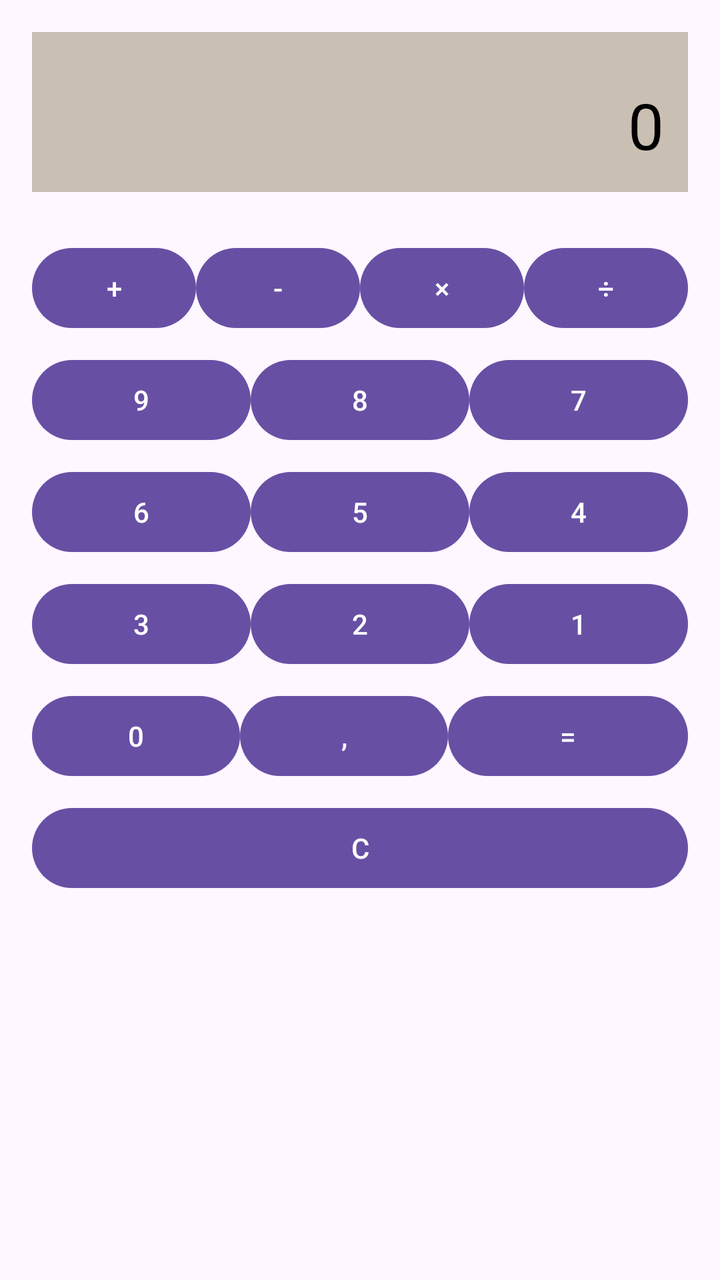
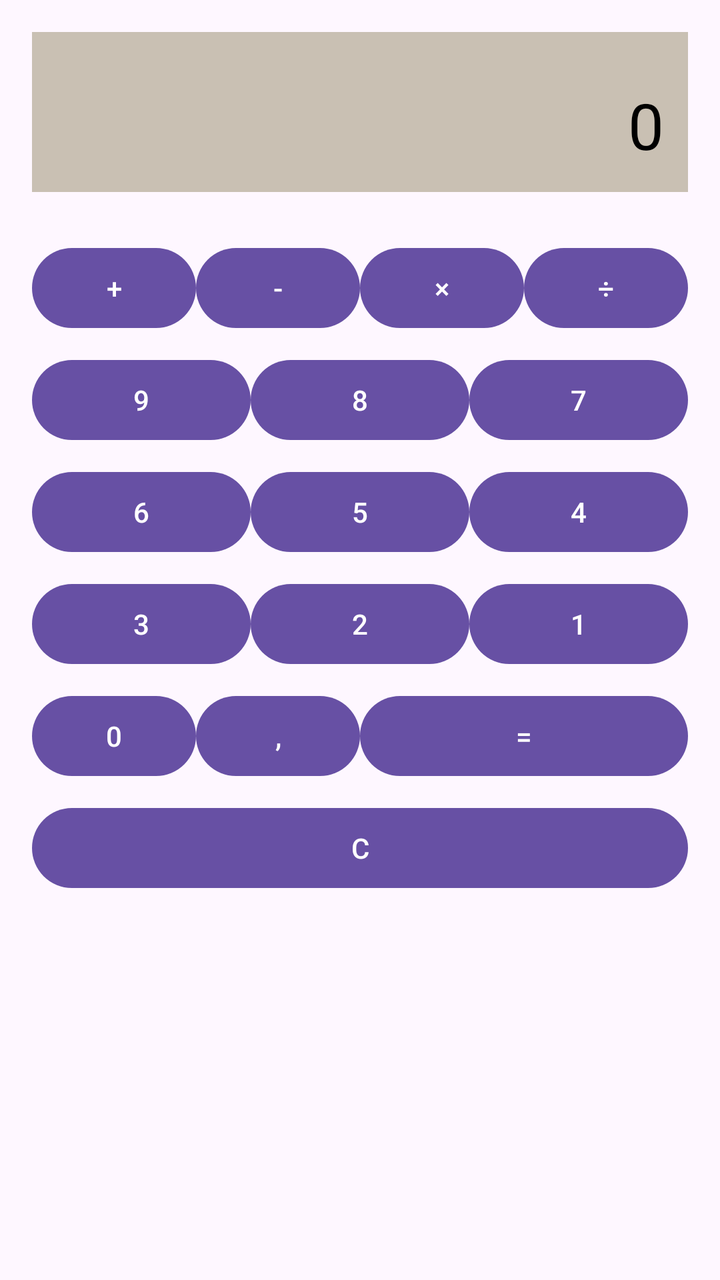

Screens rendered from an Android XML layout before and after an edit, with the pre-edit source and the edit as a unified diff.
<!-- AndroidManifest.xml: application theme Theme._11_10 -->
<!-- res/layout/activity_main.xml -->
<?xml version="1.0" encoding="utf-8"?>
<LinearLayout xmlns:android="http://schemas.android.com/apk/res/android"
    xmlns:tools="http://schemas.android.com/tools"
    android:id="@+id/main"
    android:layout_width="match_parent"
    android:layout_height="match_parent"
    android:orientation="vertical"
    android:padding="16dp"
    tools:context=".MainActivity">

    <TextView
        android:id="@+id/tvTitle"
        android:layout_width="match_parent"
        android:layout_height="80dp"
        android:background="#c9c0b3"
        android:gravity="bottom|right"
        android:padding="12dp"
        android:text="0"
        android:textColor="#000000"
        android:textSize="32sp" />

    <LinearLayout
        android:id="@+id/rowTop"
        android:layout_width="match_parent"
        android:layout_height="wrap_content"
        android:layout_marginTop="16dp"
        android:orientation="vertical">

        <LinearLayout
            android:id="@+id/rowTop"
            android:layout_width="match_parent"
            android:layout_height="wrap_content"
            android:layout_marginTop="8dp"
            android:orientation="horizontal">

            <Button
                android:id="@+id/btnA"
                android:layout_width="wrap_content"
                android:layout_height="wrap_content"
                android:layout_weight="1"
                android:text="+" />

            <Button
                android:id="@+id/btnB"
                android:layout_width="wrap_content"
                android:layout_height="wrap_content"
                android:layout_weight="1"
                android:text="-" />

            <Button
                android:id="@+id/btnC"
                android:layout_width="wrap_content"
                android:layout_height="wrap_content"
                android:layout_weight="1"
                android:text="×" />
            <Button
                android:id="@+id/btnC"
                android:layout_width="wrap_content"
                android:layout_height="wrap_content"
                android:layout_weight="1"
                android:text="÷" />
        </LinearLayout>

        <LinearLayout
            android:id="@+id/rowTop"
            android:layout_width="match_parent"
            android:layout_height="wrap_content"
            android:layout_marginTop="8dp"
            android:orientation="horizontal">

            <Button
                android:id="@+id/btnA"
                android:layout_width="wrap_content"
                android:layout_height="wrap_content"
                android:layout_weight="1"
                android:text="9" />

            <Button
                android:id="@+id/btnB"
                android:layout_width="wrap_content"
                android:layout_height="wrap_content"
                android:layout_weight="1"
                android:text="8" />

            <Button
                android:id="@+id/btnC"
                android:layout_width="wrap_content"
                android:layout_height="wrap_content"
                android:layout_weight="1"
                android:text="7" />
        </LinearLayout>

        <LinearLayout
            android:id="@+id/rowBottom"
            android:layout_width="match_parent"
            android:layout_height="wrap_content"
            android:layout_marginTop="8dp"
            android:orientation="horizontal">

            <Button
                android:id="@+id/btnD"
                android:layout_width="wrap_content"
                android:layout_height="wrap_content"
                android:layout_weight="1"
                android:text="6" />

            <Button
                android:id="@+id/btnE"
                android:layout_width="wrap_content"
                android:layout_height="wrap_content"
                android:layout_weight="1"
                android:text="5" />

            <Button
                android:id="@+id/btnF"
                android:layout_width="wrap_content"
                android:layout_height="wrap_content"
                android:layout_weight="1"
                android:text="4" />
        </LinearLayout>
        <LinearLayout
            android:id="@+id/rowTop"
            android:layout_width="match_parent"
            android:layout_height="wrap_content"
            android:layout_marginTop="8dp"
            android:orientation="horizontal">

            <Button
                android:id="@+id/btnA"
                android:layout_width="wrap_content"
                android:layout_height="wrap_content"
                android:layout_weight="1"
                android:text="3" />

            <Button
                android:id="@+id/btnB"
                android:layout_width="wrap_content"
                android:layout_height="wrap_content"
                android:layout_weight="1"
                android:text="2" />

            <Button
                android:id="@+id/btnC"
                android:layout_width="wrap_content"
                android:layout_height="wrap_content"
                android:layout_weight="1"
                android:text="1" />
        </LinearLayout>
        <LinearLayout
            android:id="@+id/rowTop"
            android:layout_width="match_parent"
            android:layout_height="wrap_content"
            android:layout_marginTop="8dp"
            android:orientation="horizontal">

            <Button
                android:id="@+id/btnA"
                android:layout_width="wrap_content"
                android:layout_height="wrap_content"
                android:layout_weight="1"
                android:text="0" />

            <Button
                android:id="@+id/btnB"
                android:layout_width="wrap_content"
                android:layout_height="wrap_content"
                android:layout_weight="1"
                android:text="," />

            <Button
                android:id="@+id/btnC"
                android:layout_width="wrap_content"
                android:layout_height="wrap_content"
                android:layout_weight="2"
                android:text="=" />
        </LinearLayout>
    </LinearLayout>

    <Button
        android:id="@+id/btnConfirm"
        android:layout_width="match_parent"
        android:layout_height="wrap_content"
        android:layout_gravity="center_horizontal"
        android:layout_marginTop="8dp"
        android:text="C" />

</LinearLayout>
<!-- resources referenced by this layout -->
<resources>
  <style name="Theme._11_10" parent="Base.Theme._11_10" />
  <style name="Base.Theme._11_10" parent="Theme.Material3.DayNight.NoActionBar">
          
          
      </style>
</resources>

<!-- the commit's change to res/layout/activity_main.xml (unified diff, before → after) -->
@@ -20,156 +20,153 @@
         android:textSize="32sp" />
 
     <LinearLayout
-        android:id="@+id/rowTop"
         android:layout_width="match_parent"
         android:layout_height="wrap_content"
         android:layout_marginTop="16dp"
         android:orientation="vertical">
 
         <LinearLayout
-            android:id="@+id/rowTop"
             android:layout_width="match_parent"
             android:layout_height="wrap_content"
             android:layout_marginTop="8dp"
             android:orientation="horizontal">
 
             <Button
-                android:id="@+id/btnA"
-                android:layout_width="wrap_content"
+                android:id="@+id/btnAdd"
+                android:layout_width="0dp"
                 android:layout_height="wrap_content"
                 android:layout_weight="1"
                 android:text="+" />
 
             <Button
-                android:id="@+id/btnB"
-                android:layout_width="wrap_content"
+                android:id="@+id/btnSub"
+                android:layout_width="0dp"
                 android:layout_height="wrap_content"
                 android:layout_weight="1"
                 android:text="-" />
 
             <Button
-                android:id="@+id/btnC"
-                android:layout_width="wrap_content"
+                android:id="@+id/btnMul"
+                android:layout_width="0dp"
                 android:layout_height="wrap_content"
                 android:layout_weight="1"
                 android:text="×" />
+
             <Button
-                android:id="@+id/btnC"
-                android:layout_width="wrap_content"
+                android:id="@+id/btnDiv"
+                android:layout_width="0dp"
                 android:layout_height="wrap_content"
                 android:layout_weight="1"
                 android:text="÷" />
         </LinearLayout>
 
         <LinearLayout
-            android:id="@+id/rowTop"
             android:layout_width="match_parent"
             android:layout_height="wrap_content"
             android:layout_marginTop="8dp"
             android:orientation="horizontal">
 
             <Button
-                android:id="@+id/btnA"
-                android:layout_width="wrap_content"
+                android:id="@+id/btn9"
+                android:layout_width="0dp"
                 android:layout_height="wrap_content"
                 android:layout_weight="1"
                 android:text="9" />
 
             <Button
-                android:id="@+id/btnB"
-                android:layout_width="wrap_content"
+                android:id="@+id/btn8"
+                android:layout_width="0dp"
                 android:layout_height="wrap_content"
                 android:layout_weight="1"
                 android:text="8" />
 
             <Button
-                android:id="@+id/btnC"
-                android:layout_width="wrap_content"
+                android:id="@+id/btn7"
+                android:layout_width="0dp"
                 android:layout_height="wrap_content"
                 android:layout_weight="1"
                 android:text="7" />
         </LinearLayout>
 
         <LinearLayout
-            android:id="@+id/rowBottom"
             android:layout_width="match_parent"
             android:layout_height="wrap_content"
             android:layout_marginTop="8dp"
             android:orientation="horizontal">
 
             <Button
-                android:id="@+id/btnD"
-                android:layout_width="wrap_content"
+                android:id="@+id/btn6"
+                android:layout_width="0dp"
                 android:layout_height="wrap_content"
                 android:layout_weight="1"
                 android:text="6" />
 
             <Button
-                android:id="@+id/btnE"
-                android:layout_width="wrap_content"
+                android:id="@+id/btn5"
+                android:layout_width="0dp"
                 android:layout_height="wrap_content"
                 android:layout_weight="1"
                 android:text="5" />
 
             <Button
-                android:id="@+id/btnF"
-                android:layout_width="wrap_content"
+                android:id="@+id/btn4"
+                android:layout_width="0dp"
                 android:layout_height="wrap_content"
                 android:layout_weight="1"
                 android:text="4" />
         </LinearLayout>
+
         <LinearLayout
-            android:id="@+id/rowTop"
             android:layout_width="match_parent"
             android:layout_height="wrap_content"
             android:layout_marginTop="8dp"
             android:orientation="horizontal">
 
             <Button
-                android:id="@+id/btnA"
-                android:layout_width="wrap_content"
+                android:id="@+id/btn3"
+                android:layout_width="0dp"
                 android:layout_height="wrap_content"
                 android:layout_weight="1"
                 android:text="3" />
 
             <Button
-                android:id="@+id/btnB"
-                android:layout_width="wrap_content"
+                android:id="@+id/btn2"
+                android:layout_width="0dp"
                 android:layout_height="wrap_content"
                 android:layout_weight="1"
                 android:text="2" />
 
             <Button
-                android:id="@+id/btnC"
-                android:layout_width="wrap_content"
+                android:id="@+id/btn1"
+                android:layout_width="0dp"
                 android:layout_height="wrap_content"
                 android:layout_weight="1"
                 android:text="1" />
         </LinearLayout>
+
         <LinearLayout
-            android:id="@+id/rowTop"
             android:layout_width="match_parent"
             android:layout_height="wrap_content"
             android:layout_marginTop="8dp"
             android:orientation="horizontal">
 
             <Button
-                android:id="@+id/btnA"
-                android:layout_width="wrap_content"
+                android:id="@+id/btn0"
+                android:layout_width="0dp"
                 android:layout_height="wrap_content"
                 android:layout_weight="1"
                 android:text="0" />
 
             <Button
-                android:id="@+id/btnB"
-                android:layout_width="wrap_content"
+                android:id="@+id/btnComma"
+                android:layout_width="0dp"
                 android:layout_height="wrap_content"
                 android:layout_weight="1"
                 android:text="," />
 
             <Button
-                android:id="@+id/btnC"
-                android:layout_width="wrap_content"
+                android:id="@+id/btnEquals"
+                android:layout_width="0dp"
                 android:layout_height="wrap_content"
                 android:layout_weight="2"
                 android:text="=" />
@@ -177,7 +174,7 @@
     </LinearLayout>
 
     <Button
-        android:id="@+id/btnConfirm"
+        android:id="@+id/btnClear"
         android:layout_width="match_parent"
         android:layout_height="wrap_content"
         android:layout_gravity="center_horizontal"
